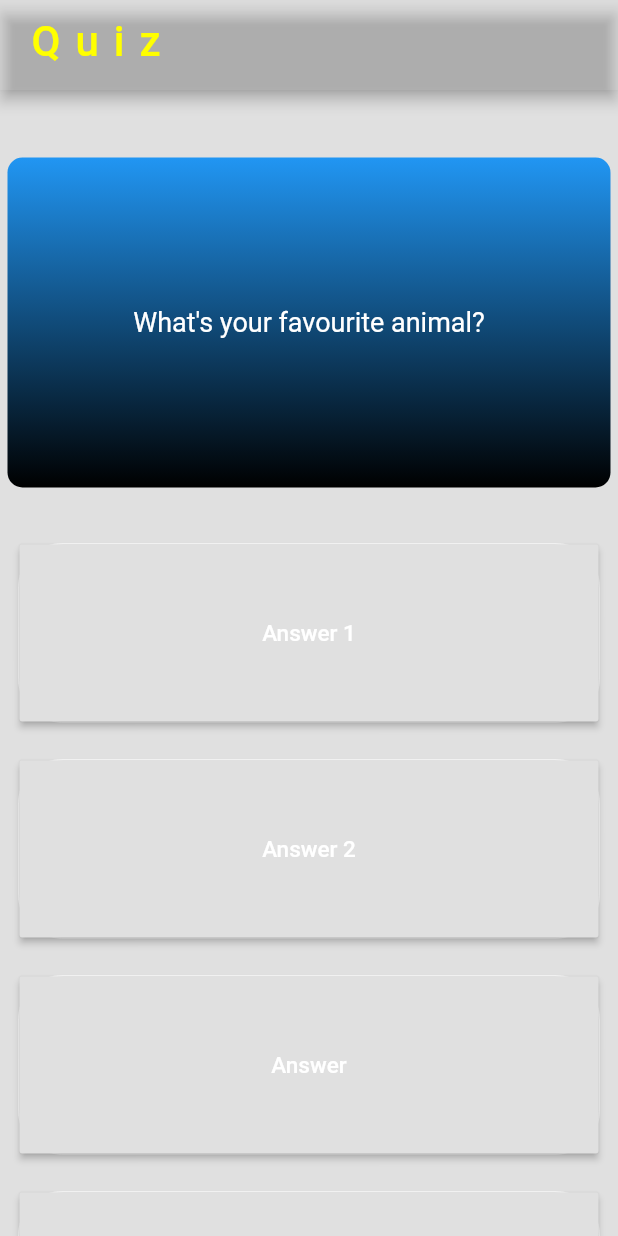
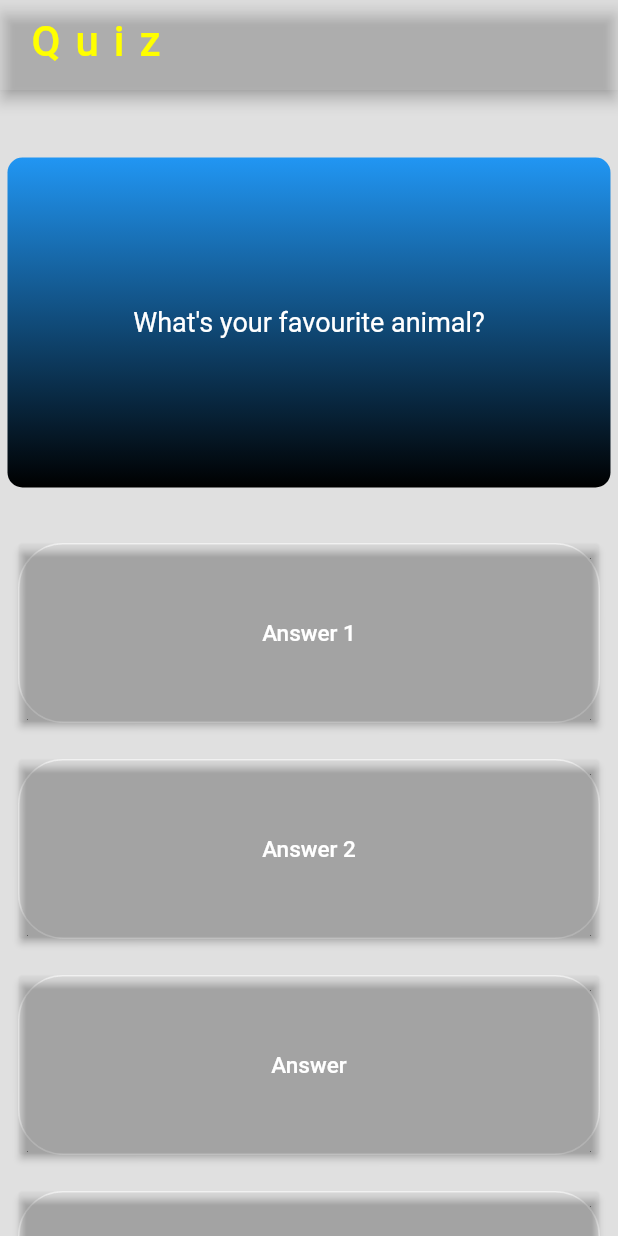
Before and after one commit to imtanbro/basic_quiz, a Flutter app: the screen it shows after launch, after a tap on "Answer 1", on a phone screen of 412 x 824 dp. Run offline on Flutter 3.47's test engine with Material 2 defaults, Android fonts, the phone set to English and light mode, and no system bars.

Commit message:
Fixing color issue

```diff
--- a/lib/answer.dart
+++ b/lib/answer.dart
@@ -22,6 +22,7 @@ class Answer extends StatelessWidget {
           ),
         ),
         child: RaisedButton(
+          color: Colors.transparent,
           child: Text(
             answer,
             textAlign: TextAlign.left,
--- a/lib/main.dart
+++ b/lib/main.dart
@@ -34,7 +34,7 @@ class _MyAppState extends State<MyApp> {
       _index++;
     });
     // index++;
-    print(_index);
+    // print(_index);
   }
 
   @override
```
